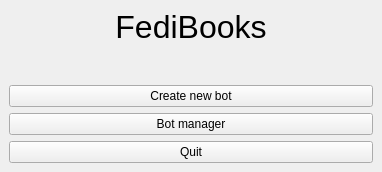
Lynnesbian/OldFediBooks, file gui/mainmenu.ui: the form before one commit.
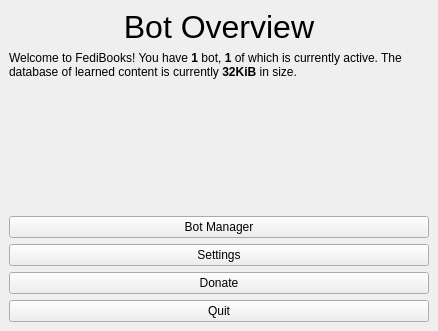
The form after the commit. Icons and pictures are not drawn.

Commit message: improved main menu

Patch:
```diff
--- a/gui/mainmenu.ui
+++ b/gui/mainmenu.ui
@@ -6,33 +6,19 @@
    <rect>
     <x>0</x>
     <y>0</y>
-    <width>382</width>
-    <height>172</height>
+    <width>438</width>
+    <height>331</height>
    </rect>
   </property>
-  <property name="sizePolicy">
-   <sizepolicy hsizetype="Preferred" vsizetype="MinimumExpanding">
-    <horstretch>0</horstretch>
-    <verstretch>0</verstretch>
-   </sizepolicy>
-  </property>
   <property name="windowTitle">
    <string>MainWindow</string>
   </property>
   <widget class="QWidget" name="centralwidget">
-   <property name="sizePolicy">
-    <sizepolicy hsizetype="Preferred" vsizetype="MinimumExpanding">
-     <horstretch>0</horstretch>
-     <verstretch>0</verstretch>
-    </sizepolicy>
-   </property>
-   <layout class="QVBoxLayout" name="verticalLayout_2">
-    <item>
      <layout class="QVBoxLayout" name="verticalLayout">
       <item>
-       <widget class="QLabel" name="label">
+     <widget class="QLabel" name="label_13">
         <property name="sizePolicy">
-         <sizepolicy hsizetype="Preferred" vsizetype="Preferred">
+       <sizepolicy hsizetype="Preferred" vsizetype="Maximum">
           <horstretch>0</horstretch>
           <verstretch>0</verstretch>
          </sizepolicy>
@@ -43,7 +29,7 @@
          </font>
         </property>
         <property name="text">
-         <string>FediBooks</string>
+       <string>Bot Overview</string>
         </property>
         <property name="textFormat">
          <enum>Qt::AutoText</enum>
@@ -57,31 +43,57 @@
        </widget>
       </item>
       <item>
-       <layout class="QVBoxLayout" name="verticalLayout_3">
+     <widget class="QLabel" name="label">
+      <property name="text">
+       <string>&lt;html&gt;&lt;head/&gt;&lt;body&gt;&lt;p&gt;Welcome to FediBooks! You have &lt;span style=&quot; font-weight:600;&quot;&gt;1&lt;/span&gt; bot, &lt;span style=&quot; font-weight:600;&quot;&gt;1&lt;/span&gt; of which is currently active. The database of learned content is currently &lt;span style=&quot; font-weight:600;&quot;&gt;32KiB&lt;/span&gt; in size.&lt;/p&gt;&lt;/body&gt;&lt;/html&gt;</string>
+      </property>
+      <property name="alignment">
+       <set>Qt::AlignLeading|Qt::AlignLeft|Qt::AlignTop</set>
+      </property>
+      <property name="wordWrap">
+       <bool>true</bool>
+      </property>
+     </widget>
+    </item>
         <item>
          <widget class="QPushButton" name="pushButton">
           <property name="text">
-           <string>Create new bot</string>
+       <string>Bot Manager</string>
+      </property>
+      <property name="icon">
+       <iconset theme="system"/>
           </property>
          </widget>
         </item>
         <item>
          <widget class="QPushButton" name="pushButton_2">
           <property name="text">
-           <string>Bot manager</string>
+       <string>Settings</string>
+      </property>
+      <property name="icon">
+       <iconset theme="preferences-other"/>
           </property>
          </widget>
         </item>
         <item>
          <widget class="QPushButton" name="pushButton_3">
           <property name="text">
+       <string>Donate</string>
+      </property>
+      <property name="icon">
+       <iconset theme="add"/>
+      </property>
+     </widget>
+    </item>
+    <item>
+     <widget class="QPushButton" name="pushButton_4">
+      <property name="text">
            <string>Quit</string>
           </property>
-         </widget>
-        </item>
-       </layout>
-      </item>
-     </layout>
+      <property name="icon">
+       <iconset theme="exit"/>
+      </property>
+     </widget>
     </item>
    </layout>
   </widget>
```
Lines whose indentation alone changed are shown as unchanged.
